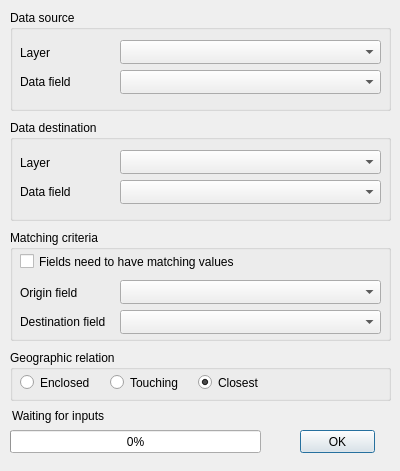
Before: the Qt Designer form qaequilibrae/modules/gis/forms/ui_simple_tag.ui in AequilibraE/qaequilibrae, drawn with Qt 5.
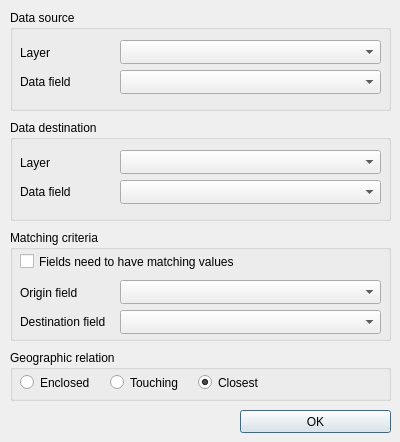
After: the same form once the commit is applied.

```diff
--- a/qaequilibrae/modules/gis/forms/ui_simple_tag.ui
+++ b/qaequilibrae/modules/gis/forms/ui_simple_tag.ui
@@ -7,7 +7,7 @@
     <x>0</x>
     <y>0</y>
     <width>400</width>
-    <height>471</height>
+    <height>442</height>
    </rect>
   </property>
   <property name="font">
@@ -278,25 +278,12 @@
     </property>
    </widget>
   </widget>
-  <widget class="QProgressBar" name="progressbar">
-   <property name="geometry">
-    <rect>
-     <x>10</x>
-     <y>430</y>
-     <width>251</width>
-     <height>23</height>
-    </rect>
-   </property>
-   <property name="value">
-    <number>0</number>
-   </property>
-  </widget>
   <widget class="QPushButton" name="OK">
    <property name="geometry">
     <rect>
-     <x>300</x>
-     <y>430</y>
-     <width>75</width>
+     <x>240</x>
+     <y>410</y>
+     <width>151</width>
      <height>23</height>
     </rect>
    </property>
@@ -304,19 +291,6 @@
     <string>OK</string>
    </property>
   </widget>
-  <widget class="QLabel" name="lbl_operation">
-   <property name="geometry">
-    <rect>
-     <x>12</x>
-     <y>408</y>
-     <width>211</width>
-     <height>16</height>
-    </rect>
-   </property>
-   <property name="text">
-    <string>Waiting for inputs</string>
-   </property>
-  </widget>
  </widget>
  <resources/>
  <connections/>
```
